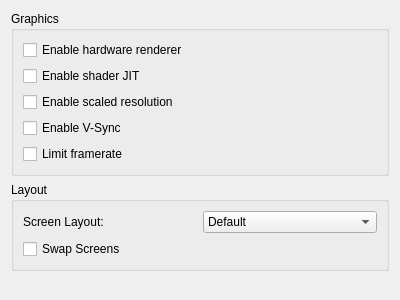
This is src/citra_qt/configure_graphics.ui in l510308/citra as Qt 5 draws it before an edit. The edited form follows.
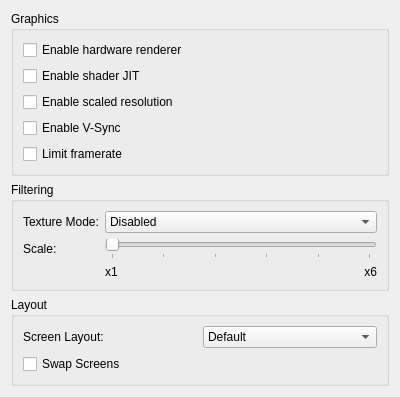
This is the edited form.

What changed in the file:
```diff
--- a/src/citra_qt/configure_graphics.ui
+++ b/src/citra_qt/configure_graphics.ui
@@ -63,6 +63,98 @@
        </layout>
       </widget>
      </item>
+      <item>
+        <widget class="QGroupBox" name="groupBox">
+          <property name="title">
+            <string>Filtering</string>
+          </property>
+          <layout class="QGridLayout" name="verticalLayout_3">
+            <item row="0" column="0">
+              <widget class="QLabel" name="label_filtering_type">
+                <property name="text">
+                  <string>Texture Mode:</string>
+                </property>
+              </widget>
+            </item>
+            <item row="0" column="1">
+              <layout class="QHBoxLayout" name="horizontalLayout_filtering">
+                <item>
+                  <widget class="QComboBox" name="combo_filtering">
+                    <item>
+                      <property name="text">
+                        <string>Disabled</string>
+                      </property>
+                    </item>
+                    <item>
+                      <property name="text">
+                        <string>xBRZ</string>
+                      </property>
+                    </item>
+                  </widget>
+                </item>
+              </layout>
+            </item>
+            <item row="1" column="0">
+              <widget class="QLabel" name="label_filtering_type">
+                <property name="text">
+                  <string>Scale:</string>
+                </property>
+              </widget>
+            </item>
+            <item row="1" column="1">
+              <layout class="QHBoxLayout" name="horizontalLayout_filtering_scale">
+                <item>
+                  <widget class="QSlider" name="slider_filtering_scale">
+                    <property name="minimum">
+                      <number>1</number>
+                    </property>
+                    <property name="maximum">
+                      <number>6</number>
+                    </property>
+                    <property name="tickInterval">
+                      <number>1</number>
+                    </property>
+                    <property name="tickPosition">
+                      <enum>QSlider::TicksBelow</enum>
+                    </property>
+                    <property name="orientation">
+                      <enum>Qt::Horizontal</enum>
+                    </property>
+                  </widget>
+                </item>
+              </layout>
+            </item>
+            <item row="2" column="1">
+              <layout class="QHBoxLayout" name="horizontalLayout_filtering_scale_names">
+                <item>
+                  <layout class="QGridLayout" name="verticalLayout_filtering_scale_names">
+                    <item row="0" column="0">
+                      <widget class="QLabel" name="label_filtering_scale_names_x2">
+                        <property name="text">
+                          <string>x1</string>
+                        </property>
+                        <property name="alignment">
+                          <enum>Qt::AlignLeft</enum>
+                        </property>
+                      </widget>
+                    </item>
+                    <item row="0" column="1">
+                      <widget class="QLabel" name="label_filtering_scale_names_x6">
+                        <property name="text">
+                          <string>x6</string>
+                        </property>
+                        <property name="alignment">
+                          <enum>Qt::AlignRight</enum>
+                        </property>
+                      </widget>
+                    </item>
+                  </layout>
+                </item>
+              </layout>
+            </item>
+          </layout>
+        </widget>
+      </item>
     </layout>
    </item>
    <item>
```
